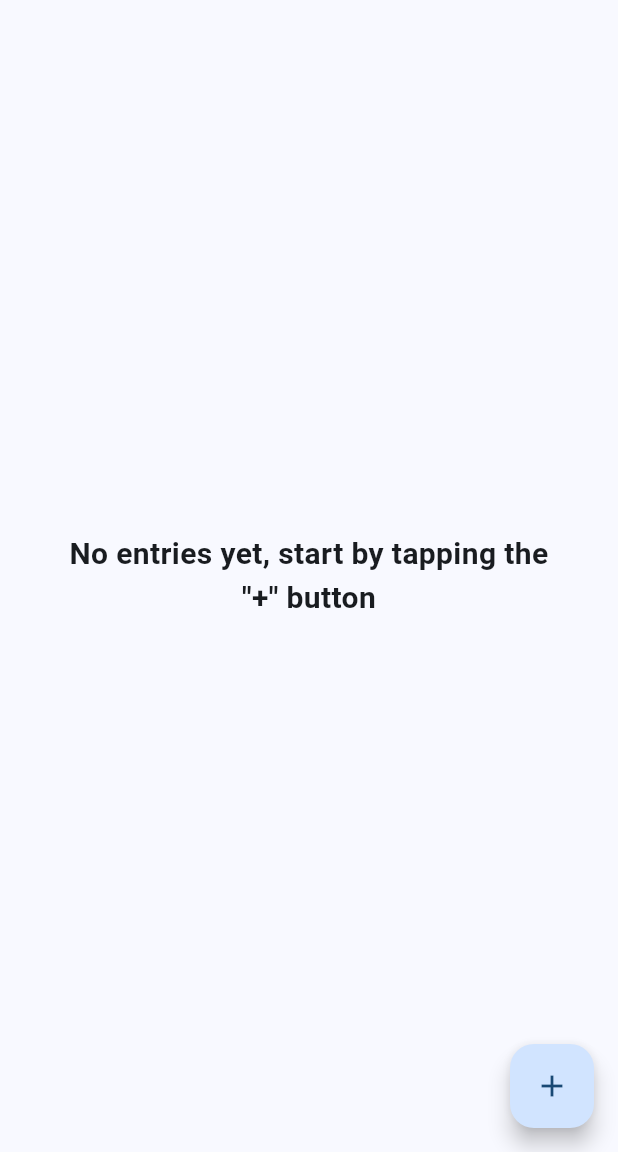
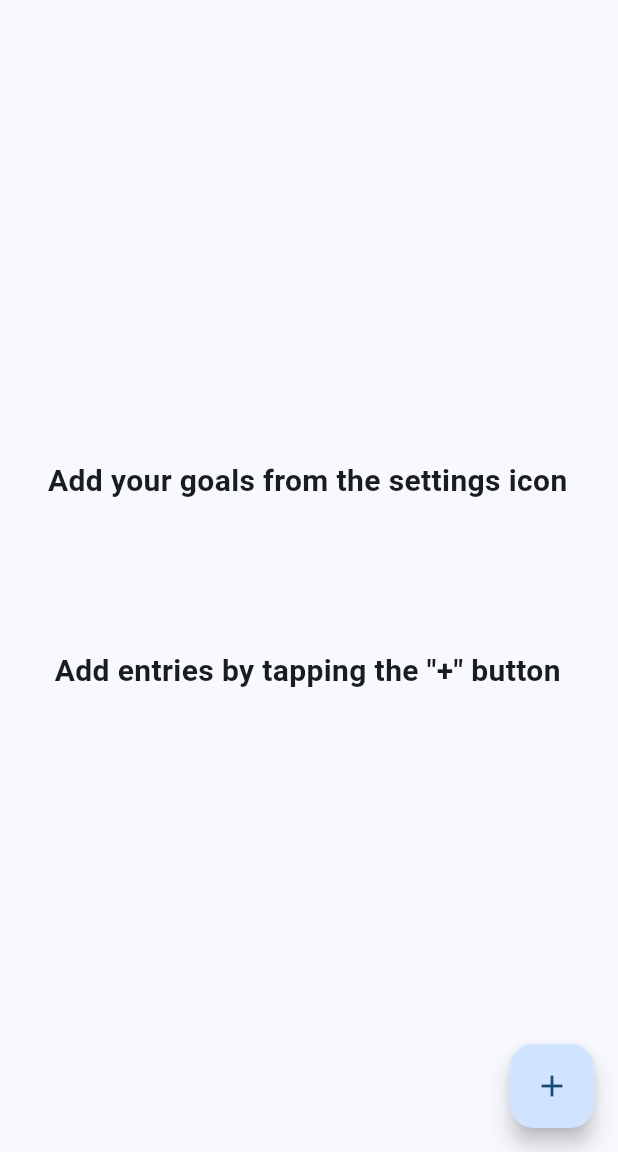
Before and after one commit to maitto/macro_tracker, a Flutter app: the screen it shows after launch, on a phone screen of 412 x 824 dp, the part 84-1236 px from its top. Run offline on Flutter 3.47's test engine with Material 3 defaults, Android fonts, the phone set to English and light mode, and no system bars; our stand-ins replace shared_preferences.

Commit message:
text updates

```diff
--- a/calory_ai/lib/views/data_entry_sheet_widget.dart
+++ b/calory_ai/lib/views/data_entry_sheet_widget.dart
@@ -134,7 +134,7 @@ class DataEntrySheetState extends State<DataEntrySheetContent> {
                   });
                 },
               ),
-              const SizedBox(height: AppSizedBox.xLarge),
+              const SizedBox(height: AppSizedBox.large),
               ElevatedButton(
                 onPressed: _saveData,
                 child: const Text('Save'),
--- a/calory_ai/lib/views/home_page_widget.dart
+++ b/calory_ai/lib/views/home_page_widget.dart
@@ -92,7 +92,19 @@ class HomePage extends StatelessWidget {
                 Padding(
                   padding: EdgeInsets.all(AppSpacing.large),
                   child: Text(
-                    'No entries yet, start by tapping the "+" button',
+                    'Add your goals from the settings icon',
+                    textAlign: TextAlign.center,
+                    style: TextStyle(
+                      fontSize: AppFont.xLarge,
+                      fontWeight: FontWeight.bold,
+                    ),
+                  ),
+                ),
+                const SizedBox(height: AppSizedBox.xxLarge),
+                Padding(
+                  padding: EdgeInsets.all(AppSpacing.large),
+                  child: Text(
+                    'Add entries by tapping the "+" button',
                     textAlign: TextAlign.center,
                     style: TextStyle(
                       fontSize: AppFont.xLarge,
```
